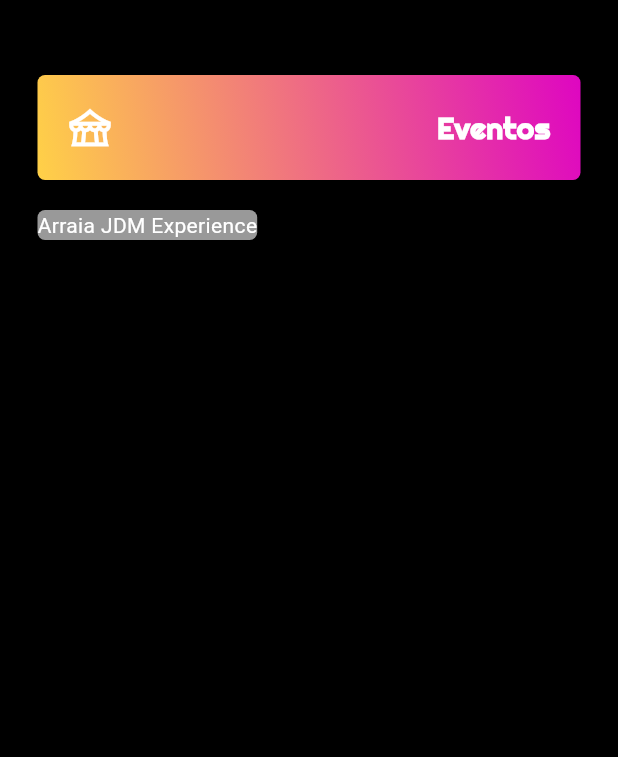
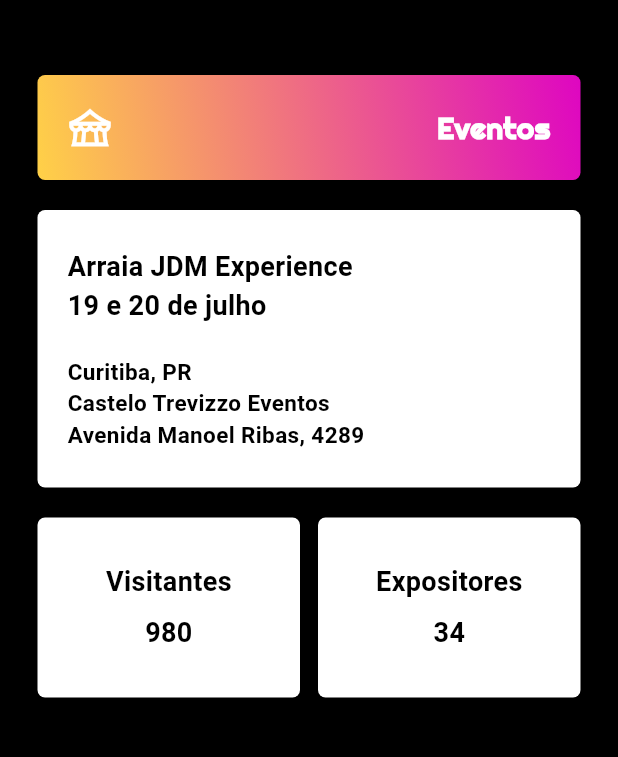
Before and after one commit to mattmurrayswe/digitalgarage_flutter, a Flutter app: the HomeTab screen opened directly with empty values, on a phone screen of 412 x 824 dp, the part 165-922 px from its top. Run offline on Flutter 3.47's test engine with Material 3 defaults, Android fonts, the phone set to English and light mode, and no system bars; our stand-ins replace cached_network_image, hive, hive_flutter; missing offline and left inert: mobile_scanner; accounts and stored records are empty.

Commit message:
feat: event stats on home screen

```diff
--- a/lib/tabs/home_tab.dart
+++ b/lib/tabs/home_tab.dart
@@ -13,8 +13,6 @@ class HomeTab extends StatelessWidget {
 
   @override
   Widget build(BuildContext context) {
-    // final lastCode = scannedCodes.isNotEmpty ? scannedCodes.last : null;
-
     return Scaffold(
       appBar: AppBar(
         backgroundColor: Colors.transparent,
@@ -26,7 +24,7 @@ class HomeTab extends StatelessWidget {
           padding: const EdgeInsets.only(left: 26.0),
           child: Image.asset('assets/logo.png', fit: BoxFit.contain),
         ),
-        title: const Text(''), // leave empty or use Spacer
+        title: const Text(''),
         actions: [
           Padding(
             padding: const EdgeInsets.only(right: 26.0),
@@ -37,11 +35,7 @@ class HomeTab extends StatelessWidget {
                   Navigator.pushReplacementNamed(context, '/login');
                 }
               },
-              icon: const Icon(
-                Icons.logout,
-                color: Colors.white,
-                size: 30,
-              ),
+              icon: const Icon(Icons.logout, color: Colors.white, size: 30),
             ),
           ),
         ],
@@ -56,45 +50,34 @@ class HomeTab extends StatelessWidget {
           ),
         ),
       ),
-
       body: Container(
-        decoration: const BoxDecoration(
-          color: Colors.black,
-          // gradient: LinearGradient(
-          //   begin: Alignment.centerLeft,
-          //   end: Alignment.centerRight,
-          //   colors: [Color(0xFF070707), Colors.black],
-          // ),
-        ),
-        child: Center(
+        decoration: const BoxDecoration(color: Colors.black),
         child: Padding(
-            padding: const EdgeInsets.only(left: 25, right: 25),
+          padding: const EdgeInsets.symmetric(horizontal: 25),
           child: Column(
-            mainAxisAlignment: MainAxisAlignment.start,
+            crossAxisAlignment: CrossAxisAlignment.stretch,
             children: [
-              SizedBox(height: 50),
+              const SizedBox(height: 50),
               Container(
-                  padding: const EdgeInsets.only(
-                    top: 20,
-                    bottom: 20,
-                    left: 20,
-                    right: 20,
+                padding: const EdgeInsets.symmetric(
+                  vertical: 20,
+                  horizontal: 20,
                 ),
                 decoration: BoxDecoration(
-                    gradient: LinearGradient(
+                  gradient: const LinearGradient(
                     begin: Alignment.bottomLeft,
                     end: Alignment.topRight,
                     colors: [
                       Color.fromARGB(255, 255, 209, 71),
-                        const Color.fromARGB(255, 222, 6, 193),
+                      Color.fromARGB(255, 222, 6, 193),
                     ],
                   ),
                   borderRadius: BorderRadius.circular(5),
                 ),
                 child: Row(
                   mainAxisAlignment: MainAxisAlignment.spaceBetween,
-                    children: [
-                      const Icon(
+                  children: const [
+                    Icon(
                       Icons.festival_outlined,
                       size: 30,
                       color: Colors.white,
@@ -112,20 +95,134 @@ class HomeTab extends StatelessWidget {
                 ),
               ),
               const SizedBox(height: 20),
+              Container(
+                width: double.infinity,
+                decoration: BoxDecoration(
+                  borderRadius: BorderRadius.circular(5),
+                  color: Colors.white,
+                ),
+                padding: const EdgeInsets.symmetric(
+                  horizontal: 20,
+                  vertical: 25,
+                ),
+                child: const Column(
+                  crossAxisAlignment: CrossAxisAlignment.start,
+                  children: [
+                    Text(
+                      'Arraia JDM Experience',
+                      style: TextStyle(
+                        color: Colors.black,
+                        fontSize: 18,
+                        fontWeight: FontWeight.w700,
+                      ),
+                    ),
+                    Text(
+                      '19 e 20 de julho',
+                      style: TextStyle(
+                        color: Colors.black,
+                        fontSize: 18,
+                        fontWeight: FontWeight.w700,
+                      ),
+                    ),
+                    SizedBox(height: 20),
+                    Text(
+                      'Curitiba, PR',
+                      style: TextStyle(
+                        color: Colors.black,
+                        fontSize: 15,
+                        fontWeight: FontWeight.w700,
+                      ),
+                    ),
+                    Text(
+                      'Castelo Trevizzo Eventos',
+                      style: TextStyle(
+                        color: Colors.black,
+                        fontSize: 15,
+                        fontWeight: FontWeight.w700,
+                      ),
+                    ),
+                    Text(
+                      'Avenida Manoel Ribas, 4289',
+                      style: TextStyle(
+                        color: Colors.black,
+                        fontSize: 15,
+                        fontWeight: FontWeight.w700,
+                      ),
+                    ),
+                  ],
+                ),
+              ),
+              const SizedBox(height: 20),
               Row(
                 children: [
-                  Container(
+                  Expanded(
+                    child: Container(
+                      padding: const EdgeInsets.symmetric(horizontal: 15, vertical: 30),
+                      margin: const EdgeInsets.only(right: 6),
                       decoration: BoxDecoration(
                         borderRadius: BorderRadius.circular(5),
-                      color: Colors.white60
+                        color: Colors.white,
                       ),
-                    child: Text('Arraia JDM Experience', style: (TextStyle(color: Colors.white))),
-                  )
-                ],
-              )
+                      child: const Column(
+                        crossAxisAlignment: CrossAxisAlignment.center,
+                        children: [
+                          Text(
+                            'Visitantes',
+                            style: TextStyle(
+                              color: Colors.black,
+                              fontSize: 18,
+                              fontWeight: FontWeight.w700,
+                            ),
+                          ),
+                          SizedBox(height: 8),
+                          Text(
+                            '980',
+                            style: TextStyle(
+                              color: Colors.black,
+                              fontSize: 18,
+                              fontWeight: FontWeight.w700,
+                            ),
+                          ),
                         ],
                       ),
-          )
+                    ),
+                  ),
+                  Expanded(
+                    child: Container(
+                      padding: const EdgeInsets.symmetric(horizontal: 15, vertical: 30),
+                      margin: const EdgeInsets.only(left: 6),
+                      decoration: BoxDecoration(
+                        borderRadius: BorderRadius.circular(5),
+                        color: Colors.white,
+                      ),
+                      child: const Column(
+                        crossAxisAlignment: CrossAxisAlignment.center,
+                        children: [
+                          Text(
+                            'Expositores',
+                            style: TextStyle(
+                              color: Colors.black,
+                              fontSize: 18,
+                              fontWeight: FontWeight.w700,
+                            ),
+                          ),
+                          SizedBox(height: 8),
+                          Text(
+                            '34',
+                            style: TextStyle(
+                              color: Colors.black,
+                              fontSize: 18,
+                              fontWeight: FontWeight.w700,
+                            ),
+                          ),
+                        ],
+                      ),
+                    ),
+                  ),
+                ],
+              ),
+            ],
+          ),
         ),
       ),
     );
```
Lines whose indentation alone changed are shown as unchanged.
